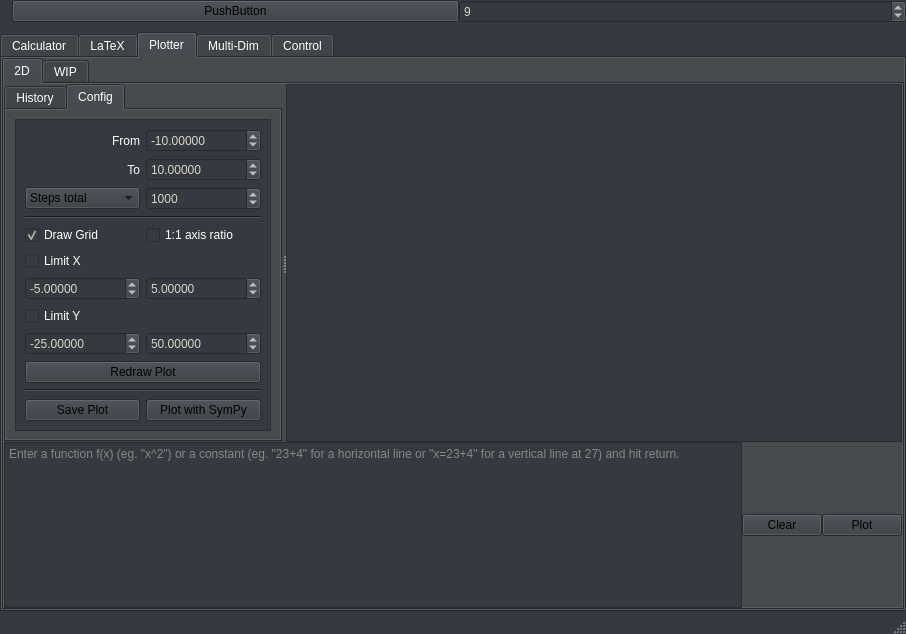
Before: the Qt Designer form AMaDiA_Files/AMaDiAUI.ui in AstusRush/AMaDiA, drawn with Qt 5.
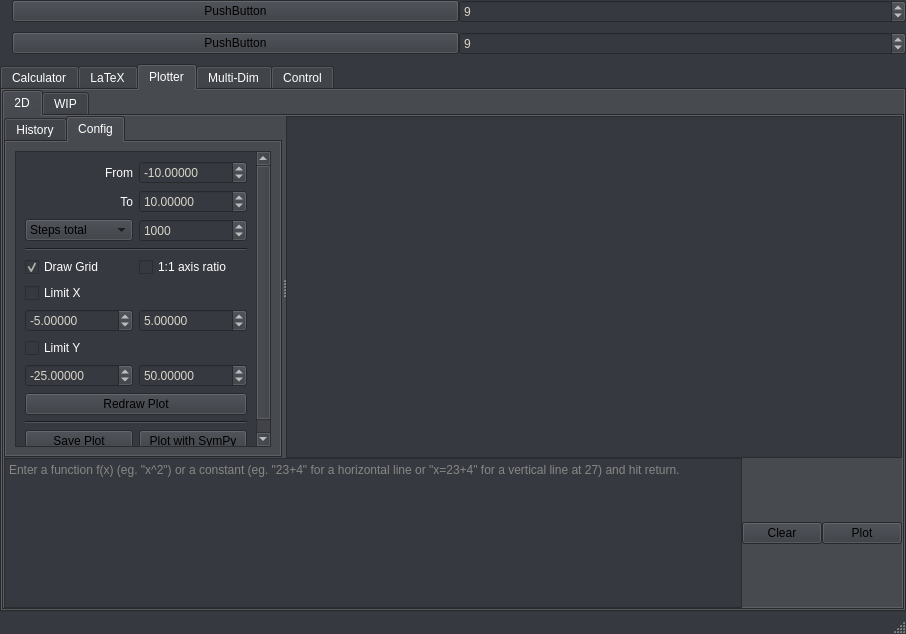
After: the same form once the commit is applied. The open tabs and pages were chosen to show the change. Custom widgets are drawn as their Qt base class.

Diff of the .ui file:
```diff
--- a/AMaDiA_Files/AMaDiAUI.ui
+++ b/AMaDiA_Files/AMaDiAUI.ui
@@ -451,7 +451,7 @@
     <property name="spacing">
      <number>0</number>
     </property>
-    <item row="2" column="0" colspan="9">
+    <item row="2" column="0" colspan="7">
      <widget class="QTabWidget" name="tabWidget">
       <property name="autoFillBackground">
        <bool>true</bool>
@@ -740,8 +740,8 @@
                           <rect>
                            <x>0</x>
                            <y>0</y>
-                           <width>234</width>
-                           <height>310</height>
+                           <width>224</width>
+                           <height>348</height>
                           </rect>
                          </property>
                          <layout class="QGridLayout" name="gridLayout_11">
@@ -1035,8 +1035,8 @@
                    <rect>
                     <x>0</x>
                     <y>0</y>
-                    <width>610</width>
-                    <height>341</height>
+                    <width>605</width>
+                    <height>315</height>
                    </rect>
                   </property>
                   <property name="sizePolicy">
@@ -1603,9 +1603,9 @@
       </widget>
      </widget>
     </item>
-    <item row="1" column="0" colspan="9">
+    <item row="0" column="0" colspan="7">
      <widget class="TopBar_Widget" name="TopBar" native="true">
-      <layout class="QGridLayout" name="gridLayout_27">
+      <layout class="QGridLayout" name="gridLayout_33">
        <property name="leftMargin">
         <number>12</number>
        </property>
@@ -1644,6 +1644,47 @@
       </layout>
      </widget>
     </item>
+    <item row="1" column="0" colspan="7">
+     <widget class="TopBar_Widget" name="TopBar_2" native="true">
+      <layout class="QGridLayout" name="gridLayout_27">
+       <property name="leftMargin">
+        <number>12</number>
+       </property>
+       <property name="topMargin">
+        <number>0</number>
+       </property>
+       <property name="rightMargin">
+        <number>0</number>
+       </property>
+       <property name="spacing">
+        <number>0</number>
+       </property>
+       <item row="0" column="0">
+        <widget class="QPushButton" name="TopBar_Error_Label_2">
+         <property name="text">
+          <string>PushButton</string>
+         </property>
+        </widget>
+       </item>
+       <item row="0" column="1">
+        <widget class="QSpinBox" name="TopBar_Font_Size_spinBox_2">
+         <property name="toolTip">
+          <string>Font Size</string>
+         </property>
+         <property name="minimum">
+          <number>5</number>
+         </property>
+         <property name="maximum">
+          <number>25</number>
+         </property>
+         <property name="value">
+          <number>9</number>
+         </property>
+        </widget>
+       </item>
+      </layout>
+     </widget>
+    </item>
    </layout>
   </widget>
   <widget class="QStatusBar" name="statusbar"/>
```
